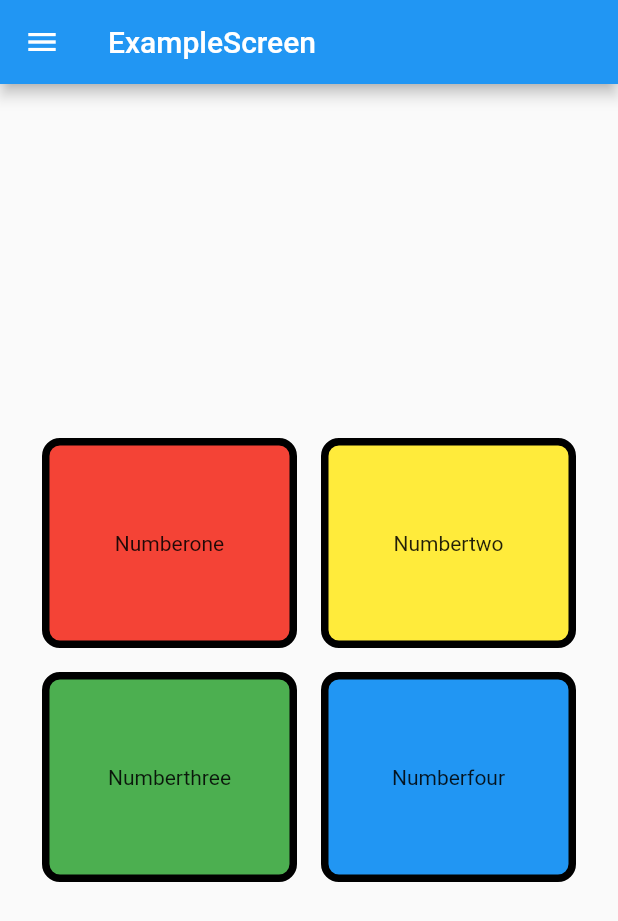
After one commit to nattzazazero04/application, a Flutter app: the screen it shows after launch, after a tap on "ExampleScreen", on a phone screen of 412 x 824 dp. The commit adds this screen. Shown: the top 921 px of the screen. Run offline on Flutter 3.47's test engine with Material 2 defaults, Android fonts, the phone set to English and light mode, and no system bars.

Commit message:
Examplenew

```diff
--- /dev/null
+++ b/lib/screen/example_screen.dart
@@ -0,0 +1,91 @@
+import 'package:flutter/material.dart';
+
+class ExampleScreen extends StatefulWidget {
+  ExampleScreen({Key key}) : super(key: key);
+
+  @override
+  _ExampleScreenState createState() => _ExampleScreenState();
+}
+
+class _ExampleScreenState extends State<ExampleScreen> {
+  @override
+  Widget build(BuildContext context) {
+    return Container(
+      child: Scaffold(
+        drawer: Drawer(
+          child: Text("Hello Drawer"),
+        ),
+        appBar: AppBar(
+          title: Text("ExampleScreen"),
+        ),
+        body:
+        Center(
+          child: Wrap(
+            children: <Widget>[
+              Container(
+                margin: EdgeInsets.all(8),
+                height: 140,
+                width: 170,
+                decoration: BoxDecoration(
+                  color: Colors.red,
+                  border: Border.all(
+                    color: Colors.black,
+                    width: 5,
+                  ),
+                  borderRadius: BorderRadius.circular(12),
+                ),
+                alignment: Alignment.center,
+                child: Text('Numberone'),
+              ),
+              Container(
+                margin: EdgeInsets.all(8),
+                height: 140,
+                width: 170,
+                decoration: BoxDecoration(
+                  color: Colors.yellow,
+                  border: Border.all(
+                    color: Colors.black,
+                    width: 5,
+                  ),
+                  borderRadius: BorderRadius.circular(12),
+                ),
+                alignment: Alignment.center,
+                child: Text('Numbertwo'),
+              ),
+              Container(
+                margin: EdgeInsets.all(8),
+                height: 140,
+                width: 170,
+                decoration: BoxDecoration(
+                  color: Colors.green,
+                  border: Border.all(
+                    color: Colors.black,
+                    width: 5,
+                  ),
+                  borderRadius: BorderRadius.circular(12),
+                ),
+                alignment: Alignment.center,
+                child: Text('Numberthree'),
+              ),
+              Container(
+                margin: EdgeInsets.all(8),
+                height: 140,
+                width: 170,
+                decoration: BoxDecoration(
+                  color: Colors.blue,
+                  border: Border.all(
+                    color: Colors.black,
+                    width: 5,
+                  ),
+                  borderRadius: BorderRadius.circular(12),
+                ),
+                alignment: Alignment.center,
+                child: Text('Numberfour'),
+              ),
+            ],
+          ),
+        ),
+      ),
+    );
+  }
+}
--- a/lib/screen/home_screen.dart
+++ b/lib/screen/home_screen.dart
@@ -1,4 +1,8 @@
 import 'package:flutter/material.dart';
+import 'package:hello_world/screen/exam.dart';
+import 'package:hello_world/screen/example_screen.dart';
+import 'package:hello_world/screen/form_screen.dart';
+import 'package:hello_world/screen/list_view_screen.dart';
 
 class HomeScreen extends StatefulWidget {
   HomeScreen({Key key}) : super(key: key);
@@ -21,19 +25,60 @@ class _HomeScreenState extends State<HomeScreen> {
         body: Center(
           child: Column(
             children: [
-              Container(
-                color: Colors.red,
-                child: Text("aaaaaaaaaaaaaaaaa")),
+              Container(color: Colors.red, child: Text("aaaaaaaaaaaaaaaaa")),
               Container(
                 width: 150,
                 height: 150,
                 color: Color(0xFF00ff00),
                 child: Image.asset('assets/images/cat.jpg'),
-        ),
+              ),
+              ElevatedButton(
+                onPressed: () {
+                  Navigator.push(
+                    context,
+                    MaterialPageRoute(
+                      builder: (context) => ListViewScreen(),
+                    ),
+                  );
+                },
+                child: Text("กดปุ่มนี้ดู"),
+              ),
+              ElevatedButton(
+                onPressed: () {
+                  Navigator.push(
+                    context,
+                    MaterialPageRoute(
+                      builder: (context) => FormScreen(),
+                    ),
+                  );
+                },
+                child: Text("This is form screen"),
+              ),
+               ElevatedButton(
+                onPressed: () {
+                  Navigator.push(
+                    context,
+                    MaterialPageRoute(
+                      builder: (context) => ExampleScreen(),
+                    ),
+                  );
+                },
+                child: Text("ExampleScreen"),
+              ),ElevatedButton(
+                onPressed: () {
+                  Navigator.push(
+                    context,
+                    MaterialPageRoute(
+                      builder: (context) => Exam(),
+                    ),
+                  );
+                },
+                child: Text("Exam"),
+              ),
             ],
           ),
+        ),
       ),
-    ),
     );
   }
 }
```
Also changed, not shown: lib/screen/exam.dart (added, +123 -0 lines), lib/screen/form_screen.dart (added, +51 -0 lines), lib/screen/list_view_screen.dart (added, +60 -0 lines).
